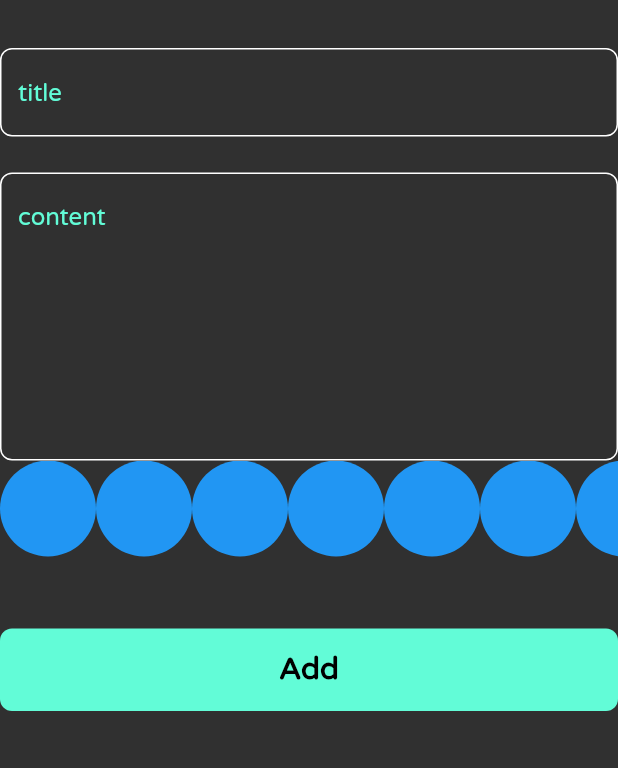
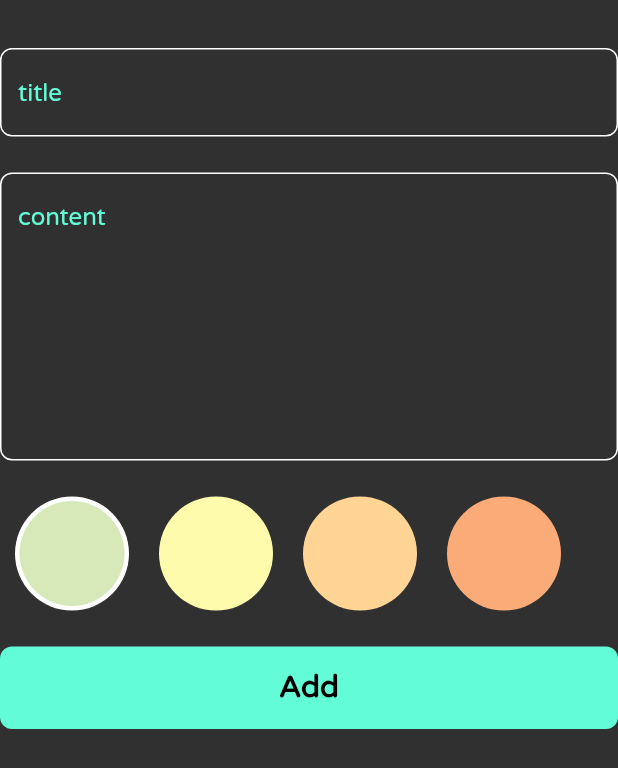
Before and after one commit to Mohamedali2074/notes_app, a Flutter app: the AddNoteForm widget shown alone on an empty page, opened directly, on a phone screen of 412 x 824 dp. Shown: the top 768 px of the screen. Run offline on Flutter 3.47's test engine with Material 2 defaults, Android fonts, the phone set to English and light mode, and no system bars; our stand-ins replace bloc, flutter_bloc, hive, hive_flutter, modal_progress_hud_nsn; accounts and stored records are empty.

Commit message:
colors list view part 2

```diff
--- a/lib/views/widgets/add_note_form.dart
+++ b/lib/views/widgets/add_note_form.dart
@@ -48,9 +48,12 @@ class _AddNoteFormState extends State<AddNoteForm> {
             hint: 'content',
             maxLines: 8,
           ),
-          ColorListView(),
           const SizedBox(
-            height: 48,
+            height: 24,
+          ),
+          const ColorListView(),
+          const SizedBox(
+            height: 24,
           ),
           BlocBuilder<AddNoteCubit, AddNoteState>(
             builder: (context, state) {
--- a/lib/views/widgets/colors_list_view.dart
+++ b/lib/views/widgets/colors_list_view.dart
@@ -1,31 +1,74 @@
-
-
+// ignore_for_file: public_member_api_docs, sort_constructors_first
 import 'package:flutter/material.dart';
 
 class ColorItem extends StatelessWidget {
-  const ColorItem({super.key});
+  const ColorItem({
+    Key? key,
+    required this.isActive,
+    required this.color,
+  }) : super(key: key);
+
+  final bool isActive;
+
+  final Color color;
 
   @override
   Widget build(BuildContext context) {
-    return const CircleAvatar(
-      radius: 32,
-      backgroundColor: Colors.blue,
-    );
+    return isActive
+        ? CircleAvatar(
+            radius: 38,
+            backgroundColor: Colors.white,
+            child: CircleAvatar(
+              radius: 35,
+              backgroundColor: color,
+            ),
+          )
+        : CircleAvatar(
+            radius: 38,
+            backgroundColor: color,
+          );
   }
 }
 
-class ColorListView extends StatelessWidget {
-  const ColorListView({super.key});
+class ColorListView extends StatefulWidget {
+  const ColorListView({
+    Key? key,
+  }) : super(key: key);
 
+  @override
+  State<ColorListView> createState() => _ColorListViewState();
+}
+
+class _ColorListViewState extends State<ColorListView> {
+  int currentIndex = 0;
+
+  List<Color> colors = const [
+    Color(0xffD7E9B9),
+    Color(0xffFFFBAC),
+    Color(0xffFFD495),
+    Color(0xffFAAB78),
+  ];
   @override
   Widget build(BuildContext context) {
     return SizedBox(
-      height: 32 * 2,
+      height: 38 * 2,
       child: ListView.builder(
-          itemCount: 10,
+          itemCount: colors.length,
           scrollDirection: Axis.horizontal,
           itemBuilder: (context, index) {
-            return const ColorItem();
+            return Padding(
+              padding: const EdgeInsets.symmetric(horizontal: 10),
+              child: GestureDetector(
+                onTap: () {
+                  currentIndex = index;
+                  setState(() {});
+                },
+                child: ColorItem(
+                  color: colors[index],
+                  isActive: currentIndex == index,
+                ),
+              ),
+            );
           }),
     );
   }
```
